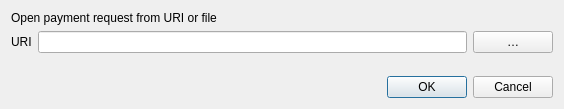
This is src/qt/forms/openuridialog.ui in unitusdev/unitus as Qt 5 draws it before an edit. The edited form follows.
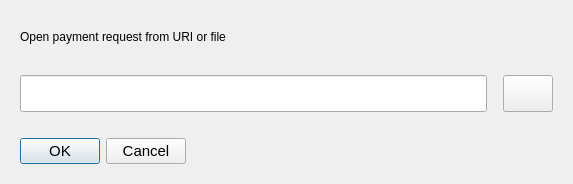
This is the edited form. Icons and pictures are not drawn. Custom widgets are drawn as their Qt base class.

```diff
--- a/src/qt/forms/openuridialog.ui
+++ b/src/qt/forms/openuridialog.ui
@@ -6,14 +6,26 @@
    <rect>
     <x>0</x>
     <y>0</y>
-    <width>564</width>
-    <height>109</height>
+    <width>573</width>
+    <height>184</height>
    </rect>
   </property>
   <property name="windowTitle">
    <string>Open URI</string>
   </property>
   <layout class="QVBoxLayout" name="verticalLayout">
+   <property name="leftMargin">
+    <number>20</number>
+   </property>
+   <property name="topMargin">
+    <number>20</number>
+   </property>
+   <property name="rightMargin">
+    <number>20</number>
+   </property>
+   <property name="bottomMargin">
+    <number>20</number>
+   </property>
    <item>
     <widget class="QLabel" name="labelOpenUriNote">
      <property name="text">
@@ -23,23 +35,60 @@
    </item>
    <item>
     <layout class="QHBoxLayout" name="horizontalLayout">
+     <property name="topMargin">
+      <number>15</number>
+     </property>
+     <property name="bottomMargin">
+      <number>20</number>
+     </property>
      <item>
-      <widget class="QLabel" name="labelURI">
-       <property name="text">
-        <string>URI</string>
+      <widget class="QValidatedLineEdit" name="uriEdit">
+       <property name="minimumSize">
+        <size>
+         <width>0</width>
+         <height>37</height>
+        </size>
        </property>
       </widget>
      </item>
      <item>
-      <widget class="QValidatedLineEdit" name="uriEdit"/>
+      <spacer name="horizontalSpacer">
+       <property name="orientation">
+        <enum>Qt::Horizontal</enum>
+       </property>
+       <property name="sizeType">
+        <enum>QSizePolicy::Fixed</enum>
+       </property>
+       <property name="sizeHint" stdset="0">
+        <size>
+         <width>10</width>
+         <height>20</height>
+        </size>
+       </property>
+      </spacer>
      </item>
      <item>
       <widget class="QPushButton" name="selectFileButton">
+       <property name="minimumSize">
+        <size>
+         <width>50</width>
+         <height>37</height>
+        </size>
+       </property>
+       <property name="font">
+        <font>
+         <pointsize>8</pointsize>
+        </font>
+       </property>
        <property name="toolTip">
         <string>Select payment request file</string>
        </property>
        <property name="text">
-        <string notr="true">…</string>
+        <string notr="true"/>
+       </property>
+       <property name="icon">
+        <iconset resource="../bitcoin.qrc">
+         <normaloff>:/icons/3dot</normaloff>:/icons/3dot</iconset>
        </property>
        <property name="autoDefault">
         <bool>false</bool>
@@ -49,27 +98,45 @@
     </layout>
    </item>
    <item>
-    <spacer name="verticalSpacer">
-     <property name="orientation">
-      <enum>Qt::Vertical</enum>
-     </property>
-     <property name="sizeHint" stdset="0">
-      <size>
-       <width>20</width>
-       <height>40</height>
-      </size>
-     </property>
-    </spacer>
-   </item>
-   <item>
-    <widget class="QDialogButtonBox" name="buttonBox">
-     <property name="orientation">
-      <enum>Qt::Horizontal</enum>
-     </property>
-     <property name="standardButtons">
-      <set>QDialogButtonBox::Cancel|QDialogButtonBox::Ok</set>
-     </property>
-    </widget>
+    <layout class="QHBoxLayout" name="horizontalLayout_2">
+     <item>
+      <widget class="QDialogButtonBox" name="buttonBox">
+       <property name="sizePolicy">
+        <sizepolicy hsizetype="Fixed" vsizetype="Fixed">
+         <horstretch>0</horstretch>
+         <verstretch>0</verstretch>
+        </sizepolicy>
+       </property>
+       <property name="font">
+        <font>
+         <pointsize>11</pointsize>
+        </font>
+       </property>
+       <property name="layoutDirection">
+        <enum>Qt::LeftToRight</enum>
+       </property>
+       <property name="orientation">
+        <enum>Qt::Horizontal</enum>
+       </property>
+       <property name="standardButtons">
+        <set>QDialogButtonBox::Cancel|QDialogButtonBox::Ok</set>
+       </property>
+      </widget>
+     </item>
+     <item>
+      <spacer name="horizontalSpacer_2">
+       <property name="orientation">
+        <enum>Qt::Horizontal</enum>
+       </property>
+       <property name="sizeHint" stdset="0">
+        <size>
+         <width>40</width>
+         <height>20</height>
+        </size>
+       </property>
+      </spacer>
+     </item>
+    </layout>
    </item>
   </layout>
  </widget>
```
Left out of the diff: 4 changed lines with no effect on the pictures.
